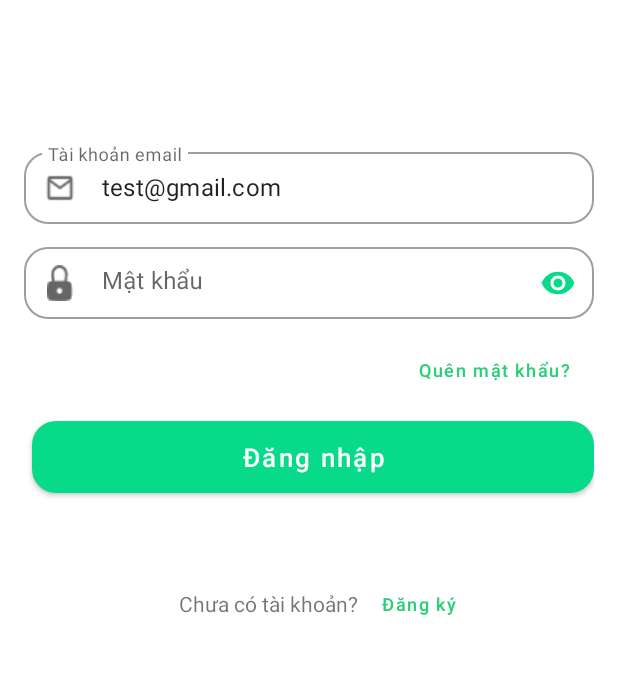
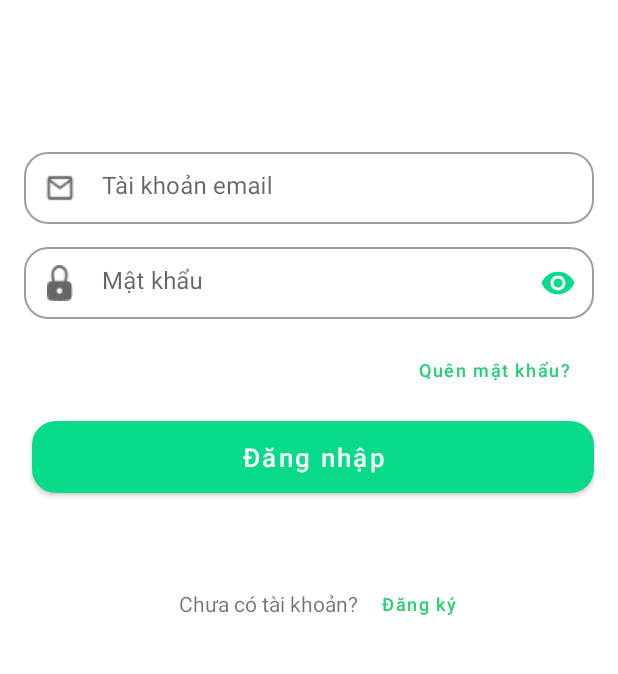
Before and after one commit to tuananhitsg/Android_Nhom1_MessageMobileApp, an Android app: the LoginActivity screen opened directly, with no data from a screen before it, on a phone screen of 412 x 824 dp, the part 402-1076 px from its top. Run offline under Robolectric (Android 15) with nearby library versions, the phone set to English and light mode, and no system bars; our stand-ins replace Firebase (no records; nobody signed in at launch, a user with empty details on screens opened directly); 1 statement that could not run was skipped.

Commit message:
remove username default

```diff
--- a/app/src/main/res/layout/activity_login.xml
+++ b/app/src/main/res/layout/activity_login.xml
@@ -52,7 +52,7 @@
                     android:paddingLeft="10dp"
                     android:paddingTop="4dp"
                     android:paddingBottom="6dp"
-                    android:text="test@gmail.com"
+                    android:text=""
                     android:textColorHint="@color/text_color_hint"
                     android:textColorLink="@color/text_color_hint" />
             </com.google.android.material.textfield.TextInputLayout>
```
